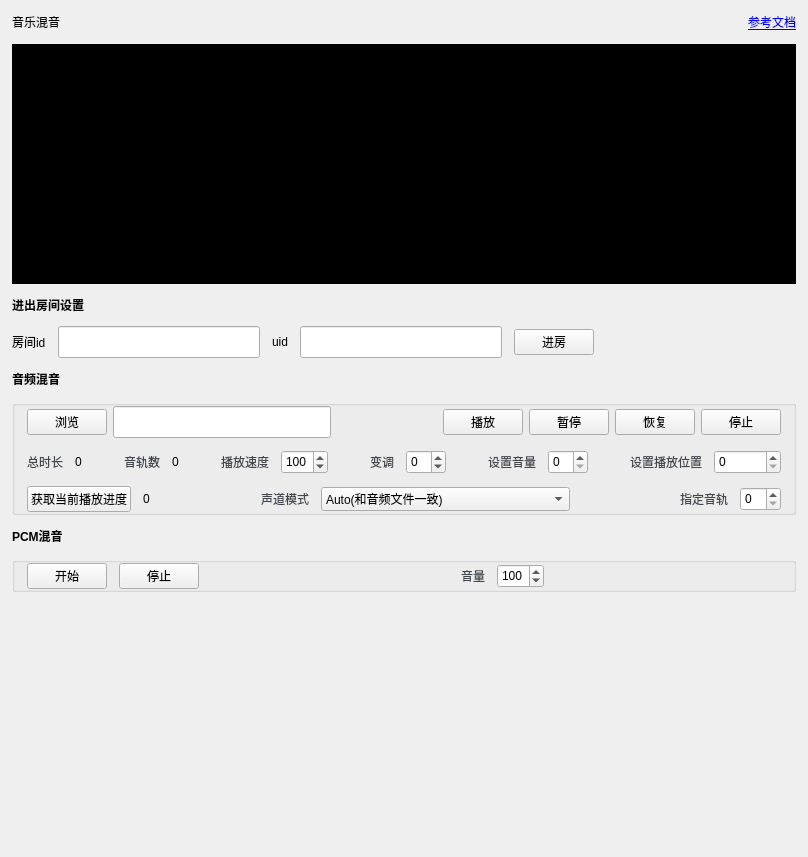
First picture: the form in Windows/src/Advanced/AudioMixing/AudioMixingMedia.ui, repository volcengine/VolcEngineRTC, before the edit.
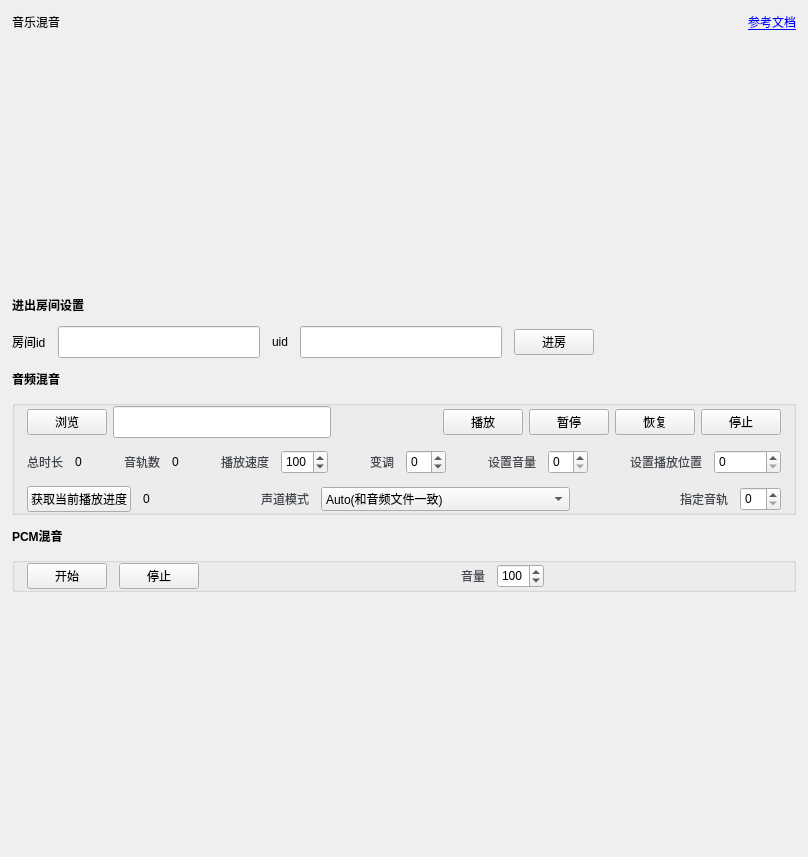
Second picture: the form after the edit. Icons and pictures are not drawn. Custom widgets are drawn as their Qt base class.

The edit to the form file:
```diff
--- a/Windows/src/Advanced/AudioMixing/AudioMixingMedia.ui
+++ b/Windows/src/Advanced/AudioMixing/AudioMixingMedia.ui
@@ -106,7 +106,7 @@
       </size>
      </property>
      <property name="styleSheet">
-      <string notr="true">background-color: rgb(0, 0, 0);</string>
+      <string notr="true"/>
      </property>
      <layout class="QHBoxLayout" name="horizontalLayout_2">
       <property name="spacing">
```
